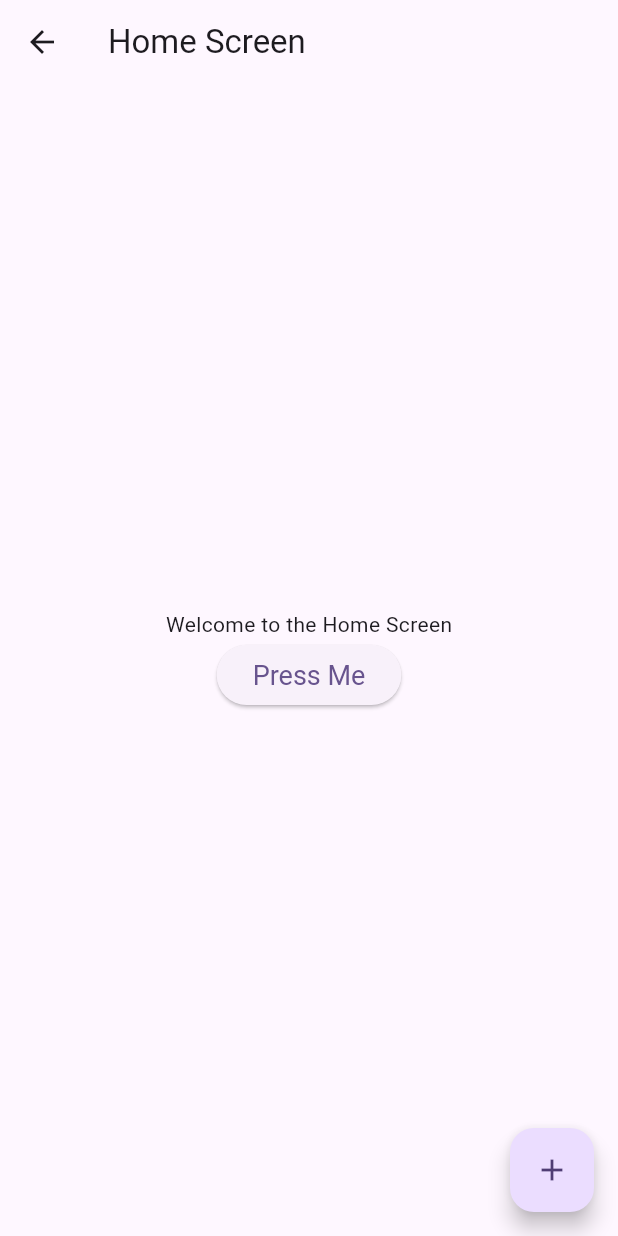
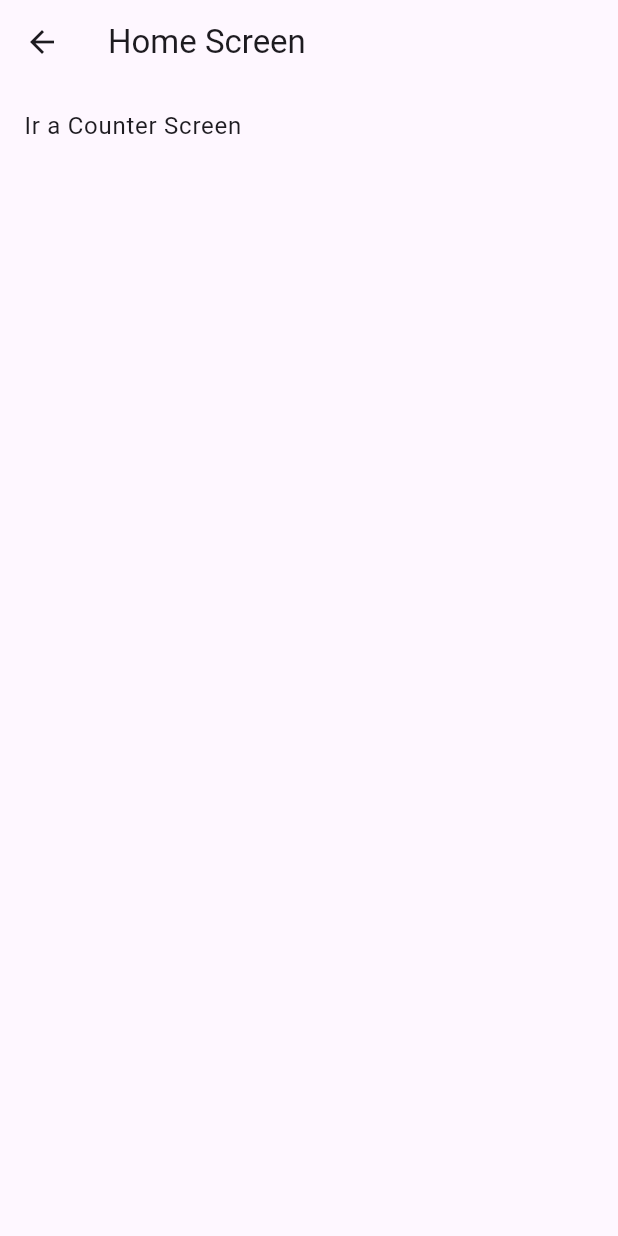
Before and after one commit to HazielCC/flutter_curso_bases, a Flutter app: the Home screen opened directly, on a phone screen of 412 x 824 dp. Run offline on Flutter 3.47's test engine with Material 3 defaults, Android fonts, the phone set to English and light mode, and no system bars; our stand-ins replace logger.

Commit message:
feat: Reemplazar la pantalla de inicio con una lista para navegar a la pantalla de contador

```diff
--- a/lib/main.dart
+++ b/lib/main.dart
@@ -1,5 +1,6 @@
 import 'package:flutter/material.dart';
 import 'package:flutter_curso_bases/screens/counter/counter_screen.dart';
+import 'package:flutter_curso_bases/screens/home_screen.dart';
 
 void main() {
   runApp(const MyApp());
@@ -17,7 +18,13 @@ class MyApp extends StatelessWidget {
           seedColor: const Color.fromARGB(255, 103, 58, 183),
         ),
       ),
-      home: const CounterScreen(counter: 0),
+
+      // home: const CounterScreen(counter: 0),
+      initialRoute: '/',
+      routes: {
+        '/': (context) => const Home(),
+        '/counter': (context) => const CounterScreen(counter: 0),
+      },
       debugShowCheckedModeBanner: false,
     );
   }
--- a/lib/screens/home_screen.dart
+++ b/lib/screens/home_screen.dart
@@ -10,34 +10,12 @@ class Home extends StatelessWidget {
   Widget build(BuildContext context) {
     return Scaffold(
       appBar: AppBar(title: const Text('Home Screen')),
-      body: Center(
-        child: Column(
-          mainAxisAlignment: MainAxisAlignment.center,
-          children: [
-            Text(
-              'Welcome to the Home Screen',
-              style: Theme.of(context).textTheme.bodyMedium,
-            ),
-            ElevatedButton(
-              onPressed: () {
-                logger.d('[ElevatedButton] Button Pressed');
-              },
-              style: ButtonStyle(
-                textStyle: WidgetStateProperty.all(
-                  const TextStyle(fontSize: 18),
-                ),
-              ),
-              child: const Text('Press Me'),
-            ),
-          ],
-        ),
-      ),
-      floatingActionButton: FloatingActionButton(
-        onPressed: () {
-          logger.d('[FloatingActionButton] Button Pressed');
+      body: ListTile(
+        title: const Text('Ir a Counter Screen'),
+        onTap: () {
+          logger.d('Navegando a Counter Screen');
+          Navigator.pushNamed(context, '/counter');
         },
-        tooltip: "Soy un botón flotante",
-        child: const Icon(Icons.add),
       ),
     );
   }
```
